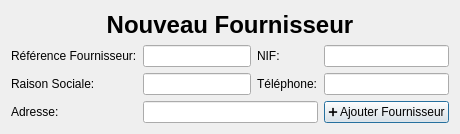
Before: the Qt Designer form form/FormAjouterFournisseur.ui in Alt68719/projet_achats, drawn with Qt 5.
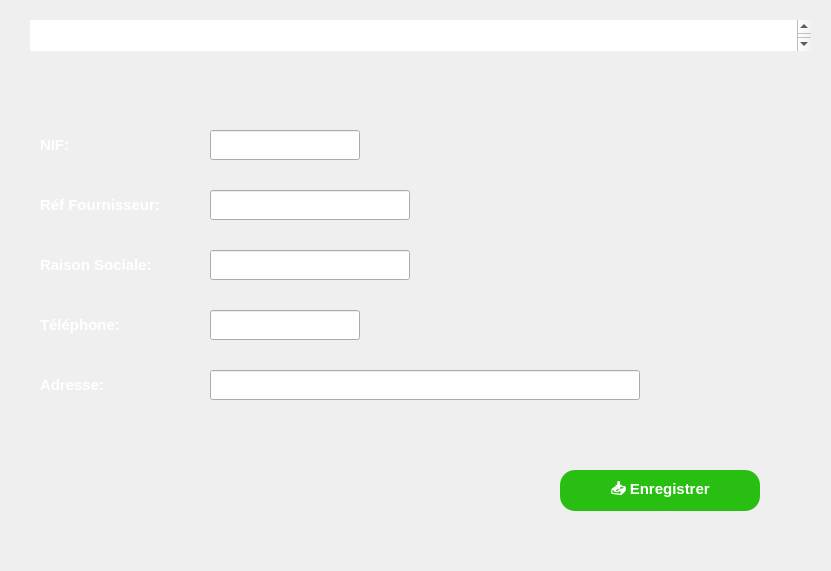
After: the same form once the commit is applied. Icons and pictures are not drawn.

```diff
--- a/form/FormAjouterFournisseur.ui
+++ b/form/FormAjouterFournisseur.ui
@@ -2,43 +2,251 @@
 <ui version="4.0">
  <class>FormAjouterFournisseur</class>
  <widget class="QDialog" name="FormAjouterFournisseur">
+  <property name="geometry">
+   <rect>
+    <x>0</x>
+    <y>0</y>
+    <width>831</width>
+    <height>571</height>
+   </rect>
+  </property>
   <property name="windowTitle">
    <string>Ajouter un Fournisseur (CREATE)</string>
   </property>
-  <layout class="QVBoxLayout" name="verticalLayoutMain">
-   <item>
-    <widget class="QLabel" name="labelTitre">
-     <property name="text">
-      <string>Nouveau Fournisseur</string>
-     </property>
-     <property name="alignment">
-      <set>Qt::AlignCenter</set>
-     </property>
-     <property name="styleSheet">
-      <string notr="true">font-size: 18pt; font-weight: bold;</string>
-     </property>
-    </widget>
-   </item>
-   <item>
-    <layout class="QGridLayout" name="gridLayoutAjout">
-     <item row="0" column="0"><widget class="QLabel" name="labelRefFrs"><property name="text"><string>Référence Fournisseur:</string></property></widget></item>
-     <item row="0" column="1"><widget class="QLineEdit" name="lineEditRefFrs"/></item>
-     <item row="0" column="2"><widget class="QLabel" name="labelNIF"><property name="text"><string>NIF:</string></property></widget></item>
-     <item row="0" column="3"><widget class="QLineEdit" name="lineEditNIF"/></item>
-     <item row="1" column="0"><widget class="QLabel" name="labelRaisonSociale"><property name="text"><string>Raison Sociale:</string></property></widget></item>
-     <item row="1" column="1"><widget class="QLineEdit" name="lineEditRaisonSociale"/></item>
-     <item row="1" column="2"><widget class="QLabel" name="labelTelFrs"><property name="text"><string>Téléphone:</string></property></widget></item>
-     <item row="1" column="3"><widget class="QLineEdit" name="lineEditTelFrs"/></item>
-     <item row="2" column="0"><widget class="QLabel" name="labelAdresse"><property name="text"><string>Adresse:</string></property></widget></item>
-     <item row="2" column="1" colspan="2"><widget class="QLineEdit" name="lineEditAdresse"/></item>
-     <item row="2" column="3" alignment="Qt::AlignRight">
-      <widget class="QPushButton" name="btnAjouter">
-       <property name="text"><string>➕ Ajouter Fournisseur</string></property>
-      </widget>
-     </item>
-    </layout>
-   </item>
-   <item><spacer name="verticalSpacer"><property name="orientation"><enum>Qt::Vertical</enum></property><property name="sizeHint" stdset="0"><size>40,20</size></property></spacer></item>
-  </layout>
+  <property name="styleSheet">
+   <string notr="true">QWidget#FormAjouterFournisseur {
+    border-image: url(&quot;C:/projet_QT/projet_achats/image000/fond02.jpg&quot;) 0 0 0 0 stretch stretch;
+}
+
+
+</string>
+  </property>
+  <widget class="QLabel" name="labelTitre">
+   <property name="geometry">
+    <rect>
+     <x>10</x>
+     <y>10</y>
+     <width>811</width>
+     <height>50</height>
+    </rect>
+   </property>
+   <property name="styleSheet">
+    <string notr="true">font-size: 18pt; font-weight: bold;</string>
+   </property>
+   <property name="text">
+    <string>Nouveau Fournisseur</string>
+   </property>
+   <property name="alignment">
+    <set>Qt::AlignmentFlag::AlignCenter</set>
+   </property>
+  </widget>
+  <widget class="QLabel" name="labelRefFrs">
+   <property name="geometry">
+    <rect>
+     <x>40</x>
+     <y>190</y>
+     <width>161</width>
+     <height>30</height>
+    </rect>
+   </property>
+   <property name="styleSheet">
+    <string notr="true">QLabel {
+    font-size: 15px;
+    font-weight: bold;
+    color: white;
+}
+</string>
+   </property>
+   <property name="text">
+    <string>Réf Fournisseur:</string>
+   </property>
+  </widget>
+  <widget class="QLineEdit" name="lineEditRefFrs">
+   <property name="geometry">
+    <rect>
+     <x>210</x>
+     <y>190</y>
+     <width>200</width>
+     <height>30</height>
+    </rect>
+   </property>
+  </widget>
+  <widget class="QLabel" name="labelNIF">
+   <property name="geometry">
+    <rect>
+     <x>40</x>
+     <y>129</y>
+     <width>161</width>
+     <height>31</height>
+    </rect>
+   </property>
+   <property name="styleSheet">
+    <string notr="true">QLabel {
+    font-size: 15px;
+    font-weight: bold;
+    color: white;
+}
+</string>
+   </property>
+   <property name="text">
+    <string>NIF:</string>
+   </property>
+  </widget>
+  <widget class="QLineEdit" name="lineEditNIF">
+   <property name="geometry">
+    <rect>
+     <x>210</x>
+     <y>130</y>
+     <width>150</width>
+     <height>30</height>
+    </rect>
+   </property>
+  </widget>
+  <widget class="QLabel" name="labelRaisonSociale">
+   <property name="geometry">
+    <rect>
+     <x>40</x>
+     <y>250</y>
+     <width>150</width>
+     <height>30</height>
+    </rect>
+   </property>
+   <property name="styleSheet">
+    <string notr="true">QLabel {
+    font-size: 15px;
+    font-weight: bold;
+    color: white;
+}
+</string>
+   </property>
+   <property name="text">
+    <string>Raison Sociale:</string>
+   </property>
+  </widget>
+  <widget class="QLineEdit" name="lineEditRaisonSociale">
+   <property name="geometry">
+    <rect>
+     <x>210</x>
+     <y>250</y>
+     <width>200</width>
+     <height>30</height>
+    </rect>
+   </property>
+  </widget>
+  <widget class="QLabel" name="labelTelFrs">
+   <property name="geometry">
+    <rect>
+     <x>40</x>
+     <y>310</y>
+     <width>161</width>
+     <height>30</height>
+    </rect>
+   </property>
+   <property name="styleSheet">
+    <string notr="true">QLabel {
+    font-size: 15px;
+    font-weight: bold;
+    color: white;
+}
+</string>
+   </property>
+   <property name="text">
+    <string>Téléphone:</string>
+   </property>
+  </widget>
+  <widget class="QLineEdit" name="lineEditTelFrs">
+   <property name="geometry">
+    <rect>
+     <x>210</x>
+     <y>310</y>
+     <width>150</width>
+     <height>30</height>
+    </rect>
+   </property>
+  </widget>
+  <widget class="QLabel" name="labelAdresse">
+   <property name="geometry">
+    <rect>
+     <x>40</x>
+     <y>370</y>
+     <width>150</width>
+     <height>30</height>
+    </rect>
+   </property>
+   <property name="styleSheet">
+    <string notr="true">QLabel {
+    font-size: 15px;
+    font-weight: bold;
+    color: white;
+}
+</string>
+   </property>
+   <property name="text">
+    <string>Adresse:</string>
+   </property>
+  </widget>
+  <widget class="QLineEdit" name="lineEditAdresse">
+   <property name="geometry">
+    <rect>
+     <x>210</x>
+     <y>370</y>
+     <width>430</width>
+     <height>30</height>
+    </rect>
+   </property>
+  </widget>
+  <widget class="QPushButton" name="btnAjouter">
+   <property name="geometry">
+    <rect>
+     <x>560</x>
+     <y>470</y>
+     <width>200</width>
+     <height>41</height>
+    </rect>
+   </property>
+   <property name="styleSheet">
+    <string notr="true">QPushButton {
+background-color: #29bf12;
+border-radius: 15px;
+border: none;
+padding: 10px 20px;
+color: white;
+font-size: 15px;
+font-weight: bold;
+}</string>
+   </property>
+   <property name="text">
+    <string>📥 Enregistrer</string>
+   </property>
+  </widget>
+  <widget class="QTextBrowser" name="textBrowser">
+   <property name="geometry">
+    <rect>
+     <x>10</x>
+     <y>10</y>
+     <width>821</width>
+     <height>51</height>
+    </rect>
+   </property>
+   <property name="styleSheet">
+    <string notr="true">QTextBrowser {
+    border-image: url(&quot;C:/projet_QT/projet_achats/image000/fond03.jpg&quot;) 0 0 0 0 stretch stretch;
+    border: none;
+    padding: 10px 20px;
+    color: white;
+    font-weight: bold;
+}</string>
+   </property>
+   <property name="html">
+    <string>&lt;!DOCTYPE HTML PUBLIC &quot;-//W3C//DTD HTML 4.0//EN&quot; &quot;http://www.w3.org/TR/REC-html40/strict.dtd&quot;&gt;
+&lt;html&gt;&lt;head&gt;&lt;meta name=&quot;qrichtext&quot; content=&quot;1&quot; /&gt;&lt;meta charset=&quot;utf-8&quot; /&gt;&lt;style type=&quot;text/css&quot;&gt;
+p, li { white-space: pre-wrap; }
+hr { height: 1px; border-width: 0; }
+li.unchecked::marker { content: &quot;\2610&quot;; }
+li.checked::marker { content: &quot;\2612&quot;; }
+&lt;/style&gt;&lt;/head&gt;&lt;body style=&quot; font-family:'Segoe UI'; font-size:9pt; font-weight:700; font-style:normal;&quot;&gt;
+&lt;p style=&quot; margin-top:0px; margin-bottom:0px; margin-left:0px; margin-right:0px; -qt-block-indent:0; text-indent:0px;&quot;&gt;&lt;span style=&quot; font-size:20pt;&quot;&gt;Ajout d'un nouveau fournisseur&lt;/span&gt;&lt;/p&gt;&lt;/body&gt;&lt;/html&gt;</string>
+   </property>
+  </widget>
  </widget>
 </ui>
```
Left out of the diff: 2 changed lines with no effect on the pictures.
